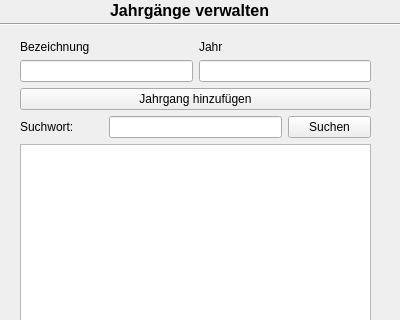
TrialAnd404/MyRepo, file ZitatErfassung/frmjahrgaengeverwalten.ui: the form before one commit; both pictures show x 0 to 400 and y 0 to 320 of the 400 by 526 pixel window.
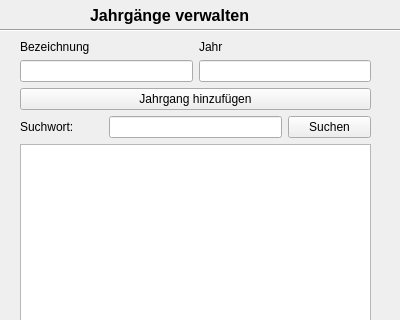
The form after the commit.

What changed in the file:
```diff
--- a/ZitatErfassung/frmjahrgaengeverwalten.ui
+++ b/ZitatErfassung/frmjahrgaengeverwalten.ui
@@ -17,7 +17,7 @@
    <property name="geometry">
     <rect>
      <x>0</x>
-     <y>14</y>
+     <y>20</y>
      <width>401</width>
      <height>21</height>
     </rect>
@@ -29,10 +29,10 @@
   <widget class="QLabel" name="lblTitel">
    <property name="geometry">
     <rect>
-     <x>110</x>
+     <x>90</x>
      <y>0</y>
-     <width>181</width>
-     <height>21</height>
+     <width>231</width>
+     <height>31</height>
     </rect>
    </property>
    <property name="text">
```
